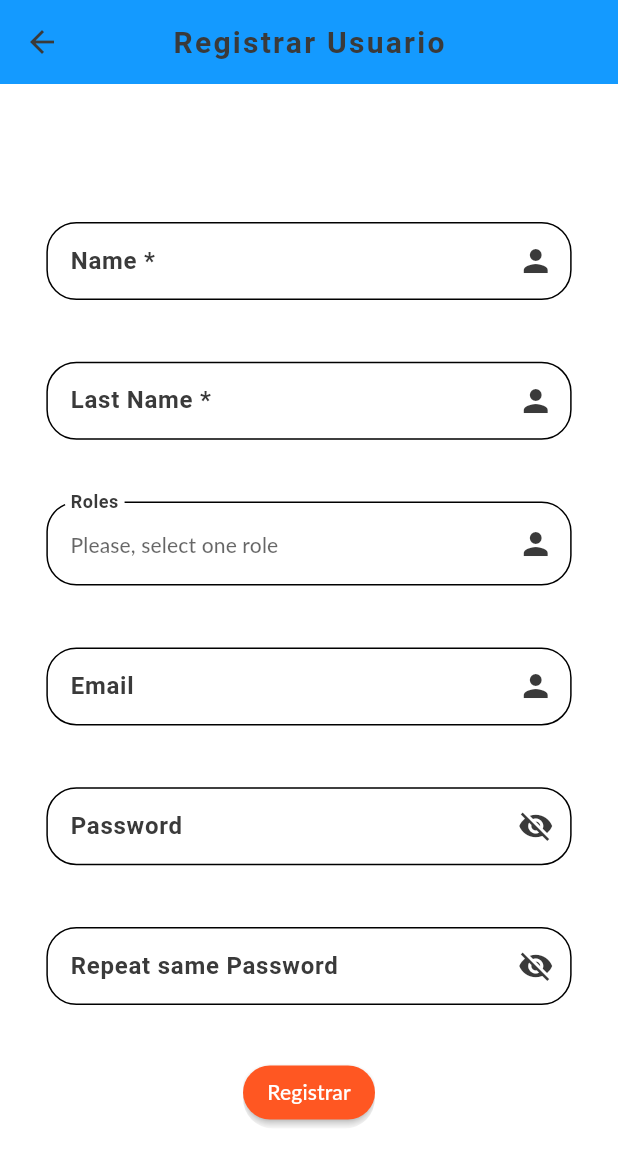
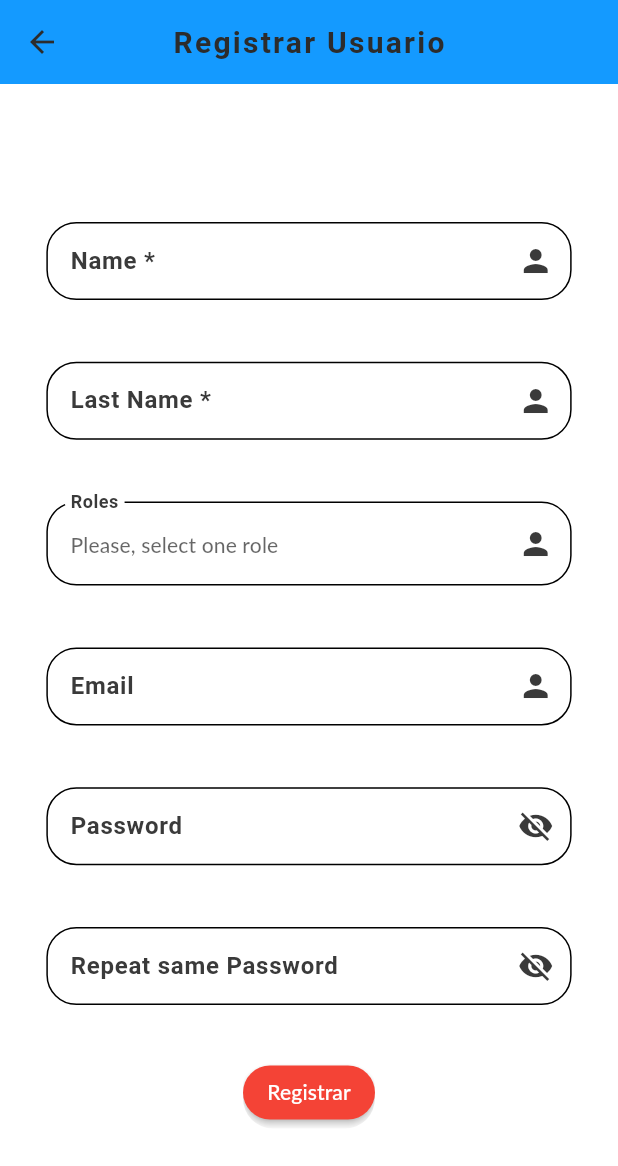
Before and after one commit to Teixeira49/d_report, a Flutter app: the screen it shows after launch, after a tap on "Registrar", on a phone screen of 412 x 824 dp. Shown: the top 1166 px of the screen. Run offline on Flutter 3.47's test engine with Material 3 defaults, Android fonts, the phone set to English and light mode, and no system bars; missing offline and left inert: dart:ffi; Roboto replaces fonts that are missing (Lato, gotham).

Commit message:
Fix use of the colors

```diff
--- a/lib/src/core/config/theme/themes.dart
+++ b/lib/src/core/config/theme/themes.dart
@@ -15,11 +15,11 @@ abstract class AppTheme {
           fontSize: 20,
           fontWeight: FontWeight.bold,
           letterSpacing: 1.5,
-          color: Color.fromRGBO(58, 58, 58, 1.0),
+          color: Color.fromRGBO(44, 44, 44, 1.0),
           fontFamily: "roboto"
         ),
         iconTheme: IconThemeData(
-            color: Color.fromRGBO(58, 58, 58, 1.0)
+            color: Color.fromRGBO(44, 44, 44, 1.0)
         ),
       ),
 
@@ -74,8 +74,10 @@ abstract class AppTheme {
       colorScheme: ColorScheme.fromSwatch().copyWith(
         primary: const Color.fromRGBO(6, 135, 232, 1.0),
         primaryContainer: Colors.black,
-        secondary: Colors.red,
-        tertiary: Colors.deepOrange,
+        secondary: Colors.deepOrange,
+        onSecondary: Colors.white,
+        secondaryContainer: Colors.red,
+        tertiary: Colors.red,
         tertiaryContainer: Colors.white,
         outline: const Color.fromRGBO(192, 192, 192, 1.0),
         brightness: Brightness.light,
@@ -175,8 +177,10 @@ abstract class AppTheme {
       colorScheme: ColorScheme.fromSwatch().copyWith(
         primary: const Color.fromRGBO(6, 135, 232, 1.0),
         primaryContainer: Colors.white,
-        secondary: Colors.red,
-        tertiary: Colors.deepOrange,
+        secondary: Colors.deepOrange,
+        onSecondary: Colors.white,
+        secondaryContainer: Colors.red,
+        tertiary: Colors.red,
         tertiaryContainer: Colors.white,
         outline: const Color.fromRGBO(192, 192, 192, 1.0),
         brightness: Brightness.light,
--- a/lib/src/feature/auth/presentation/widgets/register_button.dart
+++ b/lib/src/feature/auth/presentation/widgets/register_button.dart
@@ -12,14 +12,14 @@ class RegisterButton extends StatelessWidget {
         clipBehavior: Clip.antiAlias,
         color: Colors.transparent,
         child: MaterialButton(
-          color: Theme.of(context).colorScheme.tertiary,
+          color: Theme.of(context).colorScheme.secondaryContainer,
           shape: RoundedRectangleBorder(
               borderRadius: BorderRadius.circular(22.0)),
           focusColor: Theme.of(context).colorScheme.secondary,
           child: Text(
               registerData,
               style: TextStyle(
-                  color: Theme.of(context).colorScheme.tertiaryContainer
+                  color: Theme.of(context).colorScheme.onSecondary
               )
           ),
           onPressed: () {
```
